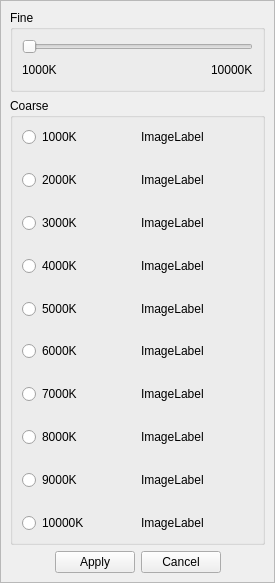
This is src/temperaturemenu.ui in mattykakes/qcvTouchUp as Qt 5 draws it before an edit. The edited form follows.
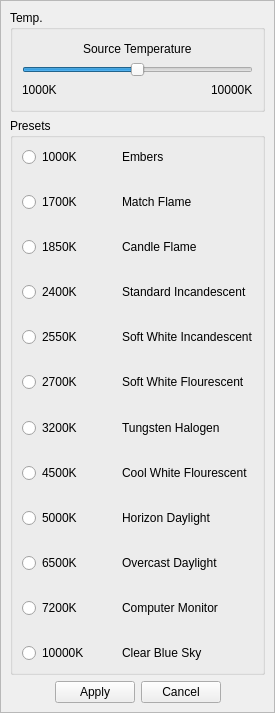
This is the edited form. Icons and pictures are not drawn.

What changed in the file:
```diff
--- a/src/temperaturemenu.ui
+++ b/src/temperaturemenu.ui
@@ -7,7 +7,7 @@
     <x>0</x>
     <y>0</y>
     <width>275</width>
-    <height>583</height>
+    <height>713</height>
    </rect>
   </property>
   <property name="sizePolicy">
@@ -40,25 +40,109 @@
      <x>0</x>
      <y>0</y>
      <width>273</width>
-     <height>581</height>
+     <height>711</height>
     </rect>
    </property>
    <layout class="QVBoxLayout" name="verticalLayout_2">
     <item>
      <widget class="QGroupBox" name="groupBox_Fine">
       <property name="title">
-       <string>Fine</string>
+       <string>Temp.</string>
       </property>
       <layout class="QVBoxLayout" name="verticalLayout_3">
        <item>
         <layout class="QVBoxLayout" name="verticalLayout">
+         <property name="spacing">
+          <number>3</number>
+         </property>
+         <item>
+          <layout class="QHBoxLayout" name="horizontalLayout_Icons">
+           <item>
+            <widget class="QLabel" name="label_Warm">
+             <property name="sizePolicy">
+              <sizepolicy hsizetype="Preferred" vsizetype="Minimum">
+               <horstretch>0</horstretch>
+               <verstretch>0</verstretch>
+              </sizepolicy>
+             </property>
+             <property name="text">
+              <string/>
+             </property>
+             <property name="pixmap">
+              <pixmap resource="resources.qrc">:/img/icons/temperatureMenu/warm.png</pixmap>
+             </property>
+            </widget>
+           </item>
+           <item>
+            <spacer name="horizontalSpacer_4">
+             <property name="orientation">
+              <enum>Qt::Horizontal</enum>
+             </property>
+             <property name="sizeHint" stdset="0">
+              <size>
+               <width>40</width>
+               <height>20</height>
+              </size>
+             </property>
+            </spacer>
+           </item>
+           <item>
+            <widget class="QLabel" name="label_IconTitle">
+             <property name="text">
+              <string>Source Temperature</string>
+             </property>
+            </widget>
+           </item>
+           <item>
+            <spacer name="horizontalSpacer_5">
+             <property name="orientation">
+              <enum>Qt::Horizontal</enum>
+             </property>
+             <property name="sizeHint" stdset="0">
+              <size>
+               <width>40</width>
+               <height>20</height>
+              </size>
+             </property>
+            </spacer>
+           </item>
+           <item>
+            <widget class="QLabel" name="label_Cool">
+             <property name="sizePolicy">
+              <sizepolicy hsizetype="Preferred" vsizetype="Minimum">
+               <horstretch>0</horstretch>
+               <verstretch>0</verstretch>
+              </sizepolicy>
+             </property>
+             <property name="text">
+              <string/>
+             </property>
+             <property name="pixmap">
+              <pixmap resource="resources.qrc">:/img/icons/temperatureMenu/cold.png</pixmap>
+             </property>
+            </widget>
+           </item>
+          </layout>
+         </item>
          <item>
           <widget class="QSlider" name="horizontalSlider_Temperature">
            <property name="minimum">
-            <number>10</number>
+            <number>1000</number>
            </property>
            <property name="maximum">
-            <number>100</number>
+            <number>10000</number>
+           </property>
+           <property name="pageStep">
+            <number>270</number>
+           </property>
+           <property name="value">
+            <number>5500</number>
+           </property>
+           <property name="sliderPosition">
+            <number>5500</number>
+           </property>
+           <property name="tracking">
+            <bool>false</bool>
            </property>
            <property name="orientation">
             <enum>Qt::Horizontal</enum>
@@ -145,36 +229,10 @@
     <item>
      <widget class="QGroupBox" name="groupBox_Coarse">
       <property name="title">
-       <string>Coarse</string>
+       <string>Presets</string>
       </property>
       <layout class="QGridLayout" name="gridLayout">
-       <item row="12" column="0" colspan="2">
-        <spacer name="verticalSpacer_10">
-         <property name="orientation">
-          <enum>Qt::Vertical</enum>
-         </property>
-         <property name="sizeHint" stdset="0">
-          <size>
-           <width>20</width>
-           <height>40</height>
-          </size>
-         </property>
-        </spacer>
-       </item>
-       <item row="14" column="0" colspan="2">
-        <spacer name="verticalSpacer_12">
-         <property name="orientation">
-          <enum>Qt::Vertical</enum>
-         </property>
-         <property name="sizeHint" stdset="0">
-          <size>
-           <width>20</width>
-           <height>40</height>
-          </size>
-         </property>
-        </spacer>
-       </item>
-       <item row="18" column="0" colspan="2">
+       <item row="7" column="0" colspan="2">
         <spacer name="verticalSpacer_17">
          <property name="orientation">
           <enum>Qt::Vertical</enum>
@@ -187,21 +245,91 @@
          </property>
         </spacer>
        </item>
-       <item row="6" column="0" colspan="2">
-        <spacer name="verticalSpacer_5">
-         <property name="orientation">
-          <enum>Qt::Vertical</enum>
+       <item row="4" column="0">
+        <widget class="QRadioButton" name="radioButton_1700K">
+         <property name="text">
+          <string>1700K</string>
          </property>
-         <property name="sizeHint" stdset="0">
-          <size>
-           <width>20</width>
-           <height>40</height>
-          </size>
+        </widget>
+       </item>
+       <item row="4" column="1">
+        <widget class="QLabel" name="label_11">
+         <property name="text">
+          <string>Match Flame</string>
          </property>
-        </spacer>
+        </widget>
+       </item>
+       <item row="14" column="0">
+        <widget class="QRadioButton" name="radioButton_2700K">
+         <property name="text">
+          <string>2700K</string>
+         </property>
+        </widget>
+       </item>
+       <item row="14" column="1">
+        <widget class="QLabel" name="label_14">
+         <property name="text">
+          <string>Soft White Flourescent</string>
+         </property>
+        </widget>
        </item>
        <item row="16" column="0" colspan="2">
-        <spacer name="verticalSpacer_14">
+        <spacer name="verticalSpacer_6">
+         <property name="orientation">
+          <enum>Qt::Vertical</enum>
+         </property>
+         <property name="sizeHint" stdset="0">
+          <size>
+           <width>20</width>
+           <height>40</height>
+          </size>
+         </property>
+        </spacer>
+       </item>
+       <item row="27" column="0">
+        <widget class="QRadioButton" name="radioButton_10000K">
+         <property name="text">
+          <string>10000K</string>
+         </property>
+        </widget>
+       </item>
+       <item row="25" column="0">
+        <widget class="QRadioButton" name="radioButton_7200K">
+         <property name="text">
+          <string>7200K</string>
+         </property>
+        </widget>
+       </item>
+       <item row="23" column="0">
+        <widget class="QRadioButton" name="radioButton_6500K">
+         <property name="text">
+          <string>6500K</string>
+         </property>
+        </widget>
+       </item>
+       <item row="10" column="0">
+        <widget class="QRadioButton" name="radioButton_2400K">
+         <property name="text">
+          <string>2400K</string>
+         </property>
+        </widget>
+       </item>
+       <item row="19" column="0">
+        <widget class="QRadioButton" name="radioButton_4500K">
+         <property name="text">
+          <string>4500K</string>
+         </property>
+        </widget>
+       </item>
+       <item row="17" column="0">
+        <widget class="QRadioButton" name="radioButton_3200K">
+         <property name="text">
+          <string>3200K</string>
+         </property>
+        </widget>
+       </item>
+       <item row="9" column="0" colspan="2">
+        <spacer name="verticalSpacer_3">
          <property name="orientation">
           <enum>Qt::Vertical</enum>
          </property>
@@ -214,7 +342,7 @@
         </spacer>
        </item>
        <item row="20" column="0" colspan="2">
-        <spacer name="verticalSpacer_18">
+        <spacer name="verticalSpacer_8">
          <property name="orientation">
           <enum>Qt::Vertical</enum>
          </property>
@@ -226,21 +354,73 @@
          </property>
         </spacer>
        </item>
-       <item row="11" column="1">
-        <widget class="QLabel" name="label_7">
+       <item row="8" column="1">
+        <widget class="QLabel" name="label_3">
          <property name="text">
-          <string>ImageLabel</string>
+          <string>Candle Flame</string>
          </property>
         </widget>
        </item>
-       <item row="9" column="1">
+       <item row="24" column="0" colspan="2">
+        <spacer name="verticalSpacer_12">
+         <property name="orientation">
+          <enum>Qt::Vertical</enum>
+         </property>
+         <property name="sizeHint" stdset="0">
+          <size>
+           <width>20</width>
+           <height>40</height>
+          </size>
+         </property>
+        </spacer>
+       </item>
+       <item row="22" column="0" colspan="2">
+        <spacer name="verticalSpacer_10">
+         <property name="orientation">
+          <enum>Qt::Vertical</enum>
+         </property>
+         <property name="sizeHint" stdset="0">
+          <size>
+           <width>20</width>
+           <height>40</height>
+          </size>
+         </property>
+        </spacer>
+       </item>
+       <item row="19" column="1">
         <widget class="QLabel" name="label_6">
          <property name="text">
-          <string>ImageLabel</string>
+          <string>Cool White Flourescent</string>
          </property>
         </widget>
        </item>
-       <item row="8" column="0" colspan="2">
+       <item row="11" column="0" colspan="2">
+        <spacer name="verticalSpacer_5">
+         <property name="orientation">
+          <enum>Qt::Vertical</enum>
+         </property>
+         <property name="sizeHint" stdset="0">
+          <size>
+           <width>20</width>
+           <height>40</height>
+          </size>
+         </property>
+        </spacer>
+       </item>
+       <item row="26" column="0" colspan="2">
+        <spacer name="verticalSpacer_14">
+         <property name="orientation">
+          <enum>Qt::Vertical</enum>
+         </property>
+         <property name="sizeHint" stdset="0">
+          <size>
+           <width>20</width>
+           <height>40</height>
+          </size>
+         </property>
+        </spacer>
+       </item>
+       <item row="18" column="0" colspan="2">
         <spacer name="verticalSpacer_7">
          <property name="orientation">
           <enum>Qt::Vertical</enum>
@@ -253,127 +433,92 @@
          </property>
         </spacer>
        </item>
-       <item row="5" column="1">
-        <widget class="QLabel" name="label_4">
+       <item row="21" column="1">
+        <widget class="QLabel" name="label_7">
          <property name="text">
-          <string>ImageLabel</string>
+          <string>Horizon Daylight</string>
          </property>
         </widget>
        </item>
        <item row="17" column="1">
-        <widget class="QLabel" name="label_10">
-         <property name="text">
-          <string>ImageLabel</string>
-         </property>
-        </widget>
-       </item>
-       <item row="7" column="1">
         <widget class="QLabel" name="label_5">
          <property name="text">
-          <string>ImageLabel</string>
+          <string>Tungsten Halogen</string>
          </property>
         </widget>
        </item>
-       <item row="13" column="1">
+       <item row="27" column="1">
+        <widget class="QLabel" name="label_10">
+         <property name="text">
+          <string>Clear Blue Sky</string>
+         </property>
+        </widget>
+       </item>
+       <item row="23" column="1">
         <widget class="QLabel" name="label_8">
          <property name="text">
-          <string>ImageLabel</string>
+          <string>Overcast Daylight</string>
          </property>
         </widget>
        </item>
-       <item row="19" column="1">
-        <widget class="QLabel" name="label_11">
-         <property name="text">
-          <string>ImageLabel</string>
-         </property>
-        </widget>
-       </item>
-       <item row="15" column="1">
-        <widget class="QLabel" name="label_9">
-         <property name="text">
-          <string>ImageLabel</string>
-         </property>
-        </widget>
-       </item>
-       <item row="21" column="1">
-        <widget class="QLabel" name="label_12">
-         <property name="text">
-          <string>ImageLabel</string>
-         </property>
-        </widget>
-       </item>
-       <item row="11" column="0">
+       <item row="21" column="0">
         <widget class="QRadioButton" name="radioButton_5000K">
          <property name="text">
           <string>5000K</string>
          </property>
         </widget>
        </item>
-       <item row="19" column="0">
-        <widget class="QRadioButton" name="radioButton_9000K">
+       <item row="25" column="1">
+        <widget class="QLabel" name="label_9">
          <property name="text">
-          <string>9000K</string>
+          <string>Computer Monitor</string>
          </property>
         </widget>
        </item>
-       <item row="3" column="0">
+       <item row="8" column="0">
+        <widget class="QRadioButton" name="radioButton_1850K">
+         <property name="text">
+          <string>1850K</string>
+         </property>
+        </widget>
+       </item>
+       <item row="0" column="0">
         <widget class="QRadioButton" name="radioButton_1000K">
          <property name="text">
           <string>1000K</string>
          </property>
         </widget>
        </item>
-       <item row="21" column="0">
-        <widget class="QRadioButton" name="radioButton_10000K">
+       <item row="10" column="1">
+        <widget class="QLabel" name="label_4">
          <property name="text">
-          <string>10000K</string>
+          <string>Standard Incandescent</string>
          </property>
         </widget>
        </item>
-       <item row="15" column="0">
-        <widget class="QRadioButton" name="radioButton_7000K">
+       <item row="12" column="1">
+        <widget class="QLabel" name="label_13">
          <property name="text">
-          <string>7000K</string>
+          <string>Soft White Incandescent</string>
          </property>
         </widget>
        </item>
-       <item row="5" column="0">
-        <widget class="QRadioButton" name="radioButton_2000K">
+       <item row="0" column="1">
+        <widget class="QLabel" name="label_12">
          <property name="text">
-          <string>2000K</string>
+          <string>Embers</string>
          </property>
         </widget>
        </item>
-       <item row="17" column="0">
-        <widget class="QRadioButton" name="radioButton_8000K">
+       <item row="12" column="0">
+        <widget class="QRadioButton" name="radioButton_2550K">
          <property name="text">
-          <string>8000K</string>
+          <string>2550K</string>
          </property>
         </widget>
        </item>
-       <item row="13" column="0">
-        <widget class="QRadioButton" name="radioButton_6000K">
-         <property name="text">
-          <string>6000K</string>
-         </property>
-        </widget>
-       </item>
-       <item row="9" column="0">
-        <widget class="QRadioButton" name="radioButton_4000K">
-         <property name="text">
-          <string>4000K</string>
-         </property>
-        </widget>
-       </item>
-       <item row="7" column="0">
-        <widget class="QRadioButton" name="radioButton_3000K">
-         <property name="text">
-          <string>3000K</string>
-         </property>
-        </widget>
-       </item>
-       <item row="4" column="0" colspan="2">
-        <spacer name="verticalSpacer_3">
+       <item row="13" column="0" colspan="2">
+        <spacer name="verticalSpacer_9">
          <property name="orientation">
           <enum>Qt::Vertical</enum>
          </property>
@@ -385,8 +530,8 @@
          </property>
         </spacer>
        </item>
-       <item row="10" column="0" colspan="2">
-        <spacer name="verticalSpacer_8">
+       <item row="1" column="0" colspan="2">
+        <spacer name="verticalSpacer_18">
          <property name="orientation">
           <enum>Qt::Vertical</enum>
          </property>
@@ -398,13 +543,6 @@
          </property>
         </spacer>
        </item>
-       <item row="3" column="1">
-        <widget class="QLabel" name="label_3">
-         <property name="text">
-          <string>ImageLabel</string>
-         </property>
-        </widget>
-       </item>
       </layout>
      </widget>
     </item>
```
Left out of the diff: 4 changed lines with no effect on the pictures.
